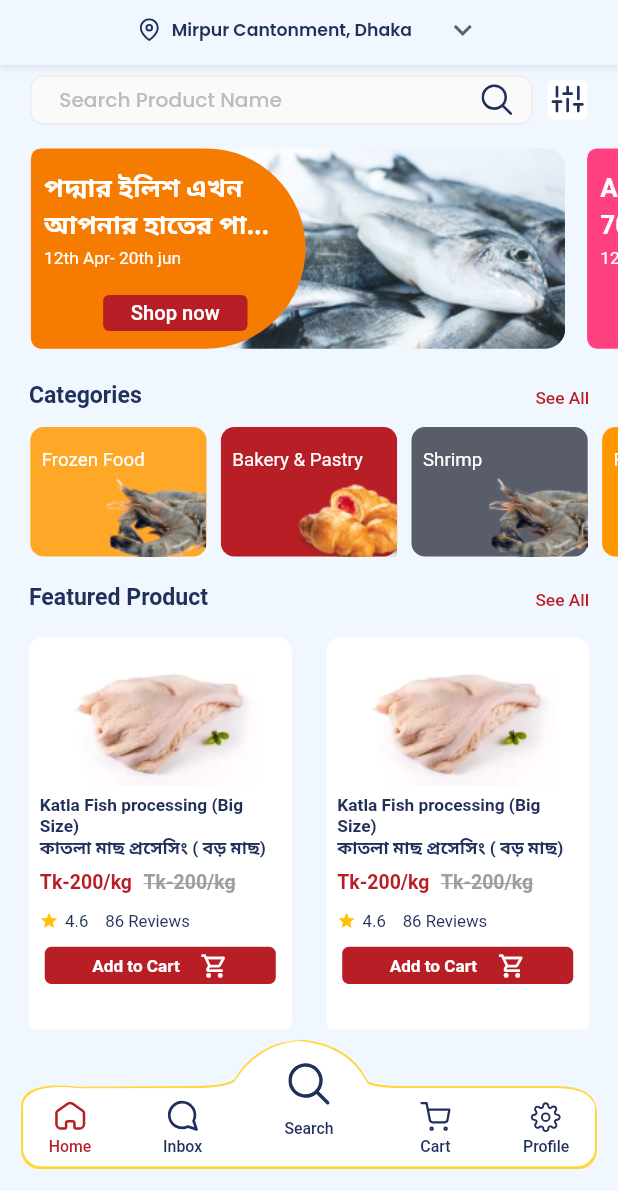
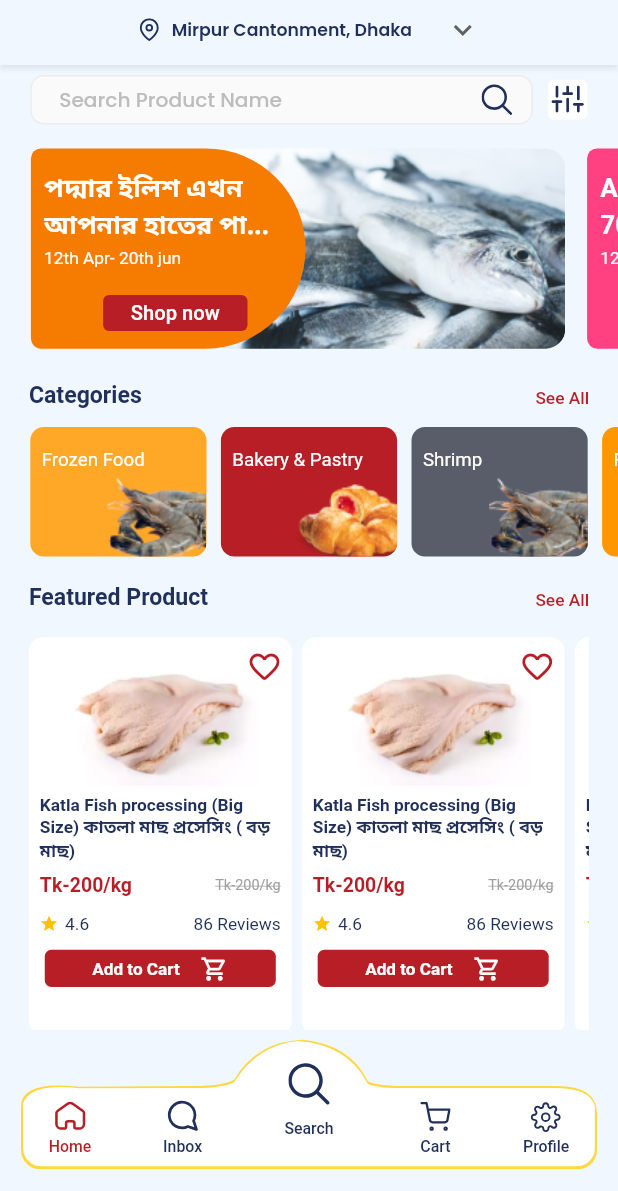
Before and after one commit to Sabuj-Kumar/ecomarce_project_masala_bazar, a Flutter app: the screen it shows after launch, on a phone screen of 412 x 824 dp, the part 45-1236 px from its top. Run offline on Flutter 3.47's test engine with Material 2 defaults, Android fonts, the phone set to English and light mode, and no system bars; drawn by our look-alikes of carousel_slider; our stand-ins replace connectivity, fluro, flutter_screenutil, flutter_svg, get, google_fonts and 3 more; accounts and stored records are empty; generated files the repository leaves out were written again; project files that could hold a hidden picture were left out.

Commit message:
Featured Product scrollable, Product Tile update

```diff
--- a/lib/pages/homePage/view/home_page.dart
+++ b/lib/pages/homePage/view/home_page.dart
@@ -26,7 +26,6 @@ class _HomePageState extends State<HomePage> {
     final _height = MediaQuery.of(context).size.height;
     final _width = MediaQuery.of(context).size.width;
     return CustomScaffold(
-
       child: Column(
         children: [
           const CustomAppBar(),
@@ -34,7 +33,6 @@ class _HomePageState extends State<HomePage> {
             height: _height * 0.008,
           ),
           const SearchContainer(),
-          //Container(height: _height * 0.25,width:_width * 0.915,color: Colors.red,),
           SizedBox(height: 18.h,),
           const TopBanner(),
           SizedBox(height: 25.25.h,),
--- a/lib/pages/homePage/widget/category_list.dart
+++ b/lib/pages/homePage/widget/category_list.dart
@@ -138,7 +138,11 @@ class _CategoryListState extends State<CategoryList> {
                                   mainAxisAlignment: MainAxisAlignment.end,
                                   crossAxisAlignment: CrossAxisAlignment.end,
                                   children: [
-                                    Image.asset(slider[index].imgUrl),
+                                    ClipRRect(
+                                        borderRadius:
+                                        BorderRadius.circular(10.r),
+                                        child: Image.asset(slider[index].imgUrl)
+                                    ),
                                   ],
                                 ),
                               ),
--- a/lib/pages/homePage/widget/featured_product.dart
+++ b/lib/pages/homePage/widget/featured_product.dart
@@ -24,7 +24,7 @@ class _FeaturedProductState extends State<FeaturedProduct> {
       FeaturedProductModel(
           imgUrl: 'assets/img/katla.png',
           titleBang: 'কাতলা মাছ প্রসেসিং ( বড় মাছ)',
-          titleEng: 'Katla Fish processing (Big Size)',
+          titleEng: 'Katla Fish processing (Big Size) কাতলা মাছ প্রসেসিং ( বড় মাছ)',
           newPrice: 200,
           oldPrice: 200,
           rating: 4.6,
@@ -32,7 +32,23 @@ class _FeaturedProductState extends State<FeaturedProduct> {
       FeaturedProductModel(
           imgUrl: 'assets/img/katla.png',
           titleBang: 'কাতলা মাছ প্রসেসিং ( বড় মাছ)',
-          titleEng: 'Katla Fish processing (Big Size)',
+          titleEng: 'Katla Fish processing (Big Size) কাতলা মাছ প্রসেসিং ( বড় মাছ)',
+          newPrice: 200,
+          oldPrice: 200,
+          rating: 4.6,
+          reviews: 86),
+      FeaturedProductModel(
+          imgUrl: 'assets/img/katla.png',
+          titleBang: 'কাতলা মাছ প্রসেসিং ( বড় মাছ)',
+          titleEng: 'Katla Fish processing (Big Size) কাতলা মাছ প্রসেসিং ( বড় মাছ)',
+          newPrice: 200,
+          oldPrice: 200,
+          rating: 4.6,
+          reviews: 86),
+      FeaturedProductModel(
+          imgUrl: 'assets/img/katla.png',
+          titleBang: 'কাতলা মাছ প্রসেসিং ( বড় মাছ)',
+          titleEng: 'Katla Fish processing (Big Size) কাতলা মাছ প্রসেসিং ( বড় মাছ)',
           newPrice: 200,
           oldPrice: 200,
           rating: 4.6,
@@ -81,10 +97,9 @@ class _FeaturedProductState extends State<FeaturedProduct> {
           child: ListView.separated(
               separatorBuilder: (context, index) {
                 return SizedBox(
-                  width: 24.w,
+                  width: 7.w,
                 );
               },
-              physics: const NeverScrollableScrollPhysics(),
               scrollDirection: Axis.horizontal,
               itemCount: featured.length,
               itemBuilder: (context, index) {
--- a/lib/pages/homePage/widget/flash_deals.dart
+++ b/lib/pages/homePage/widget/flash_deals.dart
@@ -28,7 +28,7 @@ class _FlashDealsState extends State<FlashDeals> {
       FeaturedProductModel(
           imgUrl: 'assets/img/katla.png',
           titleBang: 'কাতলা মাছ প্রসেসিং ( বড় মাছ)',
-          titleEng: 'Katla Fish processing (Big Size)',
+          titleEng: 'Katla Fish processing (Big Size) কাতলা মাছ প্রসেসিং ( বড় মাছ)',
           newPrice: 200,
           oldPrice: 200,
           rating: 4.6,
@@ -36,7 +36,7 @@ class _FlashDealsState extends State<FlashDeals> {
       FeaturedProductModel(
           imgUrl: 'assets/img/katla.png',
           titleBang: 'কাতলা মাছ প্রসেসিং ( বড় মাছ)',
-          titleEng: 'Katla Fish processing (Big Size)',
+          titleEng: 'Katla Fish processing (Big Size) কাতলা মাছ প্রসেসিং ( বড় মাছ)',
           newPrice: 200,
           oldPrice: 200,
           rating: 4.6,
@@ -44,7 +44,7 @@ class _FlashDealsState extends State<FlashDeals> {
       FeaturedProductModel(
           imgUrl: 'assets/img/katla.png',
           titleBang: 'কাতলা মাছ প্রসেসিং ( বড় মাছ)',
-          titleEng: 'Katla Fish processing (Big Size)',
+          titleEng: 'Katla Fish processing (Big Size) কাতলা মাছ প্রসেসিং ( বড় মাছ)',
           newPrice: 200,
           oldPrice: 200,
           rating: 4.6,
@@ -52,7 +52,7 @@ class _FlashDealsState extends State<FlashDeals> {
       FeaturedProductModel(
           imgUrl: 'assets/img/katla.png',
           titleBang: 'কাতলা মাছ প্রসেসিং ( বড় মাছ)',
-          titleEng: 'Katla Fish processing (Big Size)',
+          titleEng: 'Katla Fish processing (Big Size) কাতলা মাছ প্রসেসিং ( বড় মাছ)',
           newPrice: 200,
           oldPrice: 200,
           rating: 4.6,
--- a/lib/pages/homePage/widget/product_tile.dart
+++ b/lib/pages/homePage/widget/product_tile.dart
@@ -5,7 +5,7 @@ import 'package:flutter_screenutil/flutter_screenutil.dart';
 
 import '../../../config/theme_config.dart';
 
-class ProductTile extends StatelessWidget {
+class ProductTile extends StatefulWidget {
   final String imgUrl;
   final String titleBang;
   final String titleEng;
@@ -26,12 +26,21 @@ class ProductTile extends StatelessWidget {
       : super(key: key);
 
   @override
+  State<ProductTile> createState() => _ProductTileState();
+}
+
+class _ProductTileState extends State<ProductTile> {
+  bool favorite = false;
+
+  @override
   Widget build(BuildContext context) {
     return Container(
       decoration: BoxDecoration(
           borderRadius: BorderRadius.circular(10.sp), color: Colors.white),
       width: 182.w,
-      child: Column(
+      child: Stack(
+        children: [
+          Column(
             crossAxisAlignment: CrossAxisAlignment.center,
             children: [
               InkWell(
@@ -44,7 +53,7 @@ class ProductTile extends StatelessWidget {
                       height: 14.29.h,
                     ),
                     Image.asset(
-                  imgUrl,
+                      widget.imgUrl,
                       height: 98.2.h,
                       width: 148.07.w,
                     ),
@@ -57,13 +66,13 @@ class ProductTile extends StatelessWidget {
                         crossAxisAlignment: CrossAxisAlignment.start,
                         children: [
                           Text(
-                        titleEng,
+                            widget.titleEng,
                             style: CustomTextStyle.bodyText2(context),
                           ),
-                      Text(
-                        titleBang,
-                        style: CustomTextStyle.bodyText2(context),
-                      ),
+                          // Text(
+                          //   titleBang,
+                          //   style: CustomTextStyle.bodyText2(context),
+                          // ),
                         ],
                       ),
                     ),
@@ -75,20 +84,18 @@ class ProductTile extends StatelessWidget {
                       child: Align(
                         alignment: Alignment.centerLeft,
                         child: Row(
+                          mainAxisAlignment: MainAxisAlignment.spaceBetween,
                           children: [
                             Text(
-                          "Tk-$newPrice/kg",
-                          style: CustomTextStyle.bodyText2(context)
-                              .copyWith(color: buttonColor, fontSize: 13.5.sp),
-                        ),
-                        SizedBox(
-                          width: 8.w,
+                              "Tk-${widget.newPrice}/kg",
+                              style: CustomTextStyle.bodySmall(context)
+                                  .copyWith(
+                                      color: buttonColor, fontSize: 13.5.sp),
                             ),
                             Text(
-                          "Tk-$oldPrice/kg",
-                          style: CustomTextStyle.bodyText2(context).copyWith(
+                              "Tk-${widget.oldPrice}/kg",
+                              style: CustomTextStyle.linkText(context).copyWith(
                                   color: Colors.grey,
-                              fontSize: 13.5.sp,
                                   decoration: TextDecoration.lineThrough),
                             ),
                           ],
@@ -97,12 +104,17 @@ class ProductTile extends StatelessWidget {
                     ),
                     SizedBox(height: 10.h),
                     Padding(
-                  padding: EdgeInsets.symmetric(horizontal: 7.59.w,),
+                      padding: EdgeInsets.symmetric(
+                        horizontal: 7.59.w,
+                      ),
                       child: SizedBox(
                         //height: 14.h,
                         height: 22.h,
                         child: Row(
                           crossAxisAlignment: CrossAxisAlignment.center,
+                          mainAxisAlignment: MainAxisAlignment.spaceBetween,
+                          children: [
+                            Row(
                               children: [
                                 Icon(
                                   Icons.star,
@@ -111,17 +123,14 @@ class ProductTile extends StatelessWidget {
                                 ),
                                 SizedBox(width: 4.56.w),
                                 Text(
-                          "$rating",
-                          style: CustomTextStyle.linkText(context).copyWith(
-                            fontSize: 11.64.sp,
+                                  "${widget.rating}",
+                                  style: CustomTextStyle.body(context),
                                 ),
+                              ],
                             ),
-                        SizedBox(width: 11.64.w),
                             Text(
-                          "$reviews Reviews",
-                          style: CustomTextStyle.linkText(context).copyWith(
-                            fontSize: 11.64.sp,
-                          ),
+                              "${widget.reviews} Reviews",
+                              style: CustomTextStyle.body(context),
                             )
                           ],
                         ),
@@ -149,8 +158,8 @@ class ProductTile extends StatelessWidget {
                       children: [
                         Text(
                           "Add to Cart",
-                      style: CustomTextStyle.bodySmall(context)
-                          .copyWith(fontSize: 11.88.sp, color: Colors.white),
+                          style: CustomTextStyle.bodySmall(context).copyWith(
+                              fontSize: 11.88.sp, color: Colors.white),
                         ),
                         Icon(
                           Icons.shopping_cart_outlined,
@@ -164,6 +173,26 @@ class ProductTile extends StatelessWidget {
               ),
             ],
           ),
+          Positioned(
+            left: 150.68.w,
+            top: 9.1.h,
+            child: InkWell(
+                onTap: () {
+                  favorite = !favorite;
+                  setState(() {});
+                },
+                child: !favorite
+                    ? const Icon(
+                        Icons.favorite_border_rounded,
+                        color: buttonColor,
+                      )
+                    : const Icon(
+                        Icons.favorite_rounded,
+                        color: buttonColor,
+                      )),
+          )
+        ],
+      ),
     );
   }
 }
```
Lines whose indentation alone changed are shown as unchanged.
